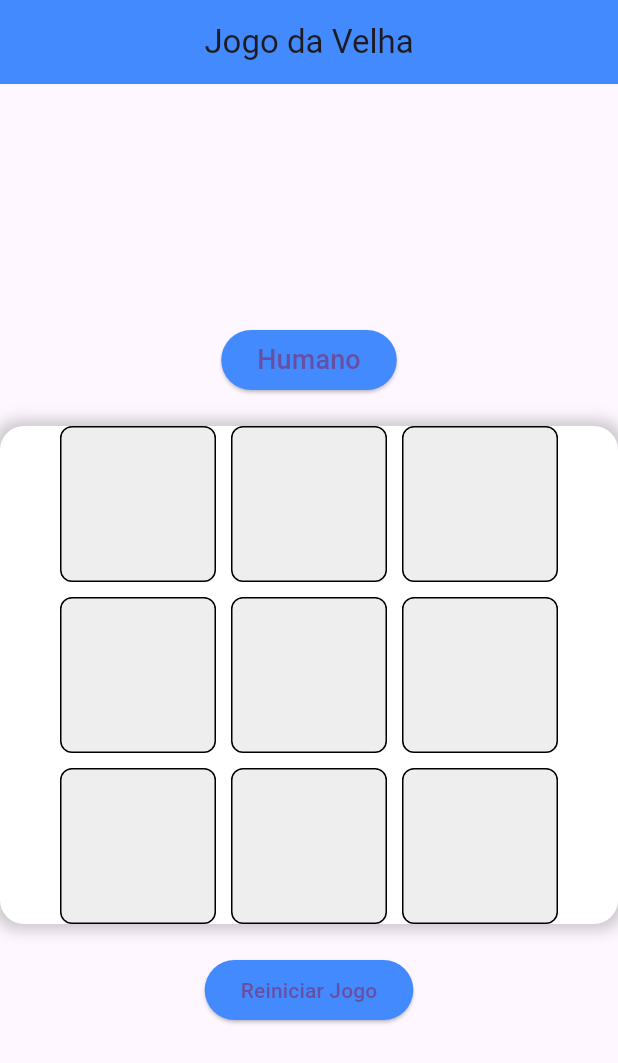
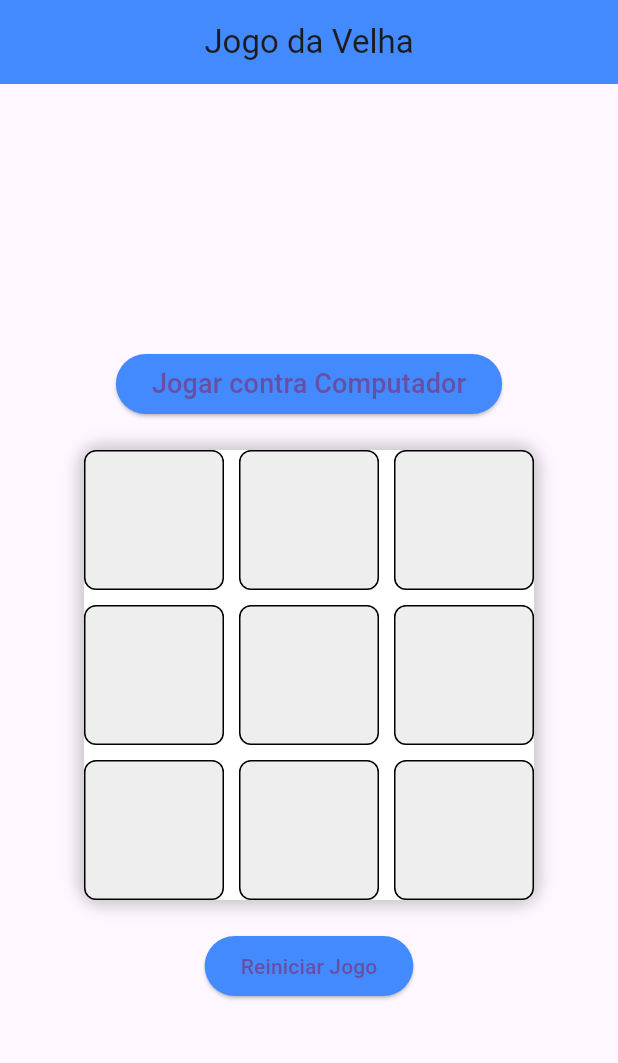
Before and after one commit to MichelleHoller/app-jogo-da-velha, a Flutter app: the screen it shows after launch, on a phone screen of 412 x 824 dp. Shown: the top 1063 px of the screen. Run offline on Flutter 3.47's test engine with Material 3 defaults, Android fonts, the phone set to English and light mode, and no system bars.

Commit message:
Update jogo_da_velha.dart

```diff
--- a/lib/componentes/jogo_da_velha.dart
+++ b/lib/componentes/jogo_da_velha.dart
@@ -127,10 +127,12 @@ class _JogoDaVelhaState extends State<JogoDaVelha> {
     );
   }
 
+  // Método para garantir que o tabuleiro tenha um tamanho fixo
   Widget _buildBoard() {
     return Center(
       child: Container(
-        padding: const EdgeInsets.symmetric(horizontal: 40),
+        width: 300, // Largura fixa do tabuleiro
+        height: 300, // Altura fixa do tabuleiro
         decoration: BoxDecoration(
           color: Colors.white,
           borderRadius: BorderRadius.circular(16),
@@ -145,7 +147,7 @@ class _JogoDaVelhaState extends State<JogoDaVelha> {
         child: GridView.builder(
           shrinkWrap: true,
           gridDelegate: const SliverGridDelegateWithFixedCrossAxisCount(
-            crossAxisCount: 3,
+            crossAxisCount: 3, // 3x3
             mainAxisSpacing: 10,
             crossAxisSpacing: 10,
           ),
@@ -160,8 +162,6 @@ class _JogoDaVelhaState extends State<JogoDaVelha> {
                   borderRadius: BorderRadius.circular(8),
                 ),
                 alignment: Alignment.center,
-                width: 90,
-                height: 90,
                 child: Text(
                   _board[index],
                   style: const TextStyle(
@@ -190,7 +190,7 @@ class _JogoDaVelhaState extends State<JogoDaVelha> {
         backgroundColor: Colors.blueAccent,
       ),
       child: Text(
-        _isVsComputer ? 'Computador' : 'Humano',
+        _isVsComputer ? 'Jogar contra Humano' : 'Jogar contra Computador',
         style: const TextStyle(fontSize: 18),
       ),
     );
```
